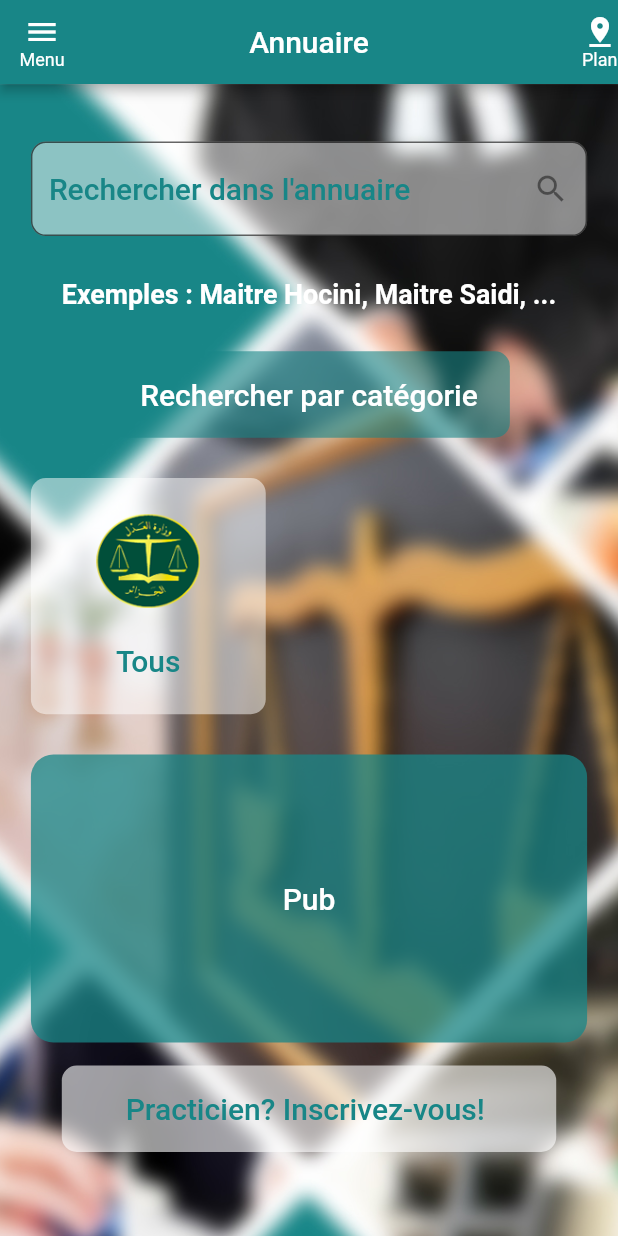
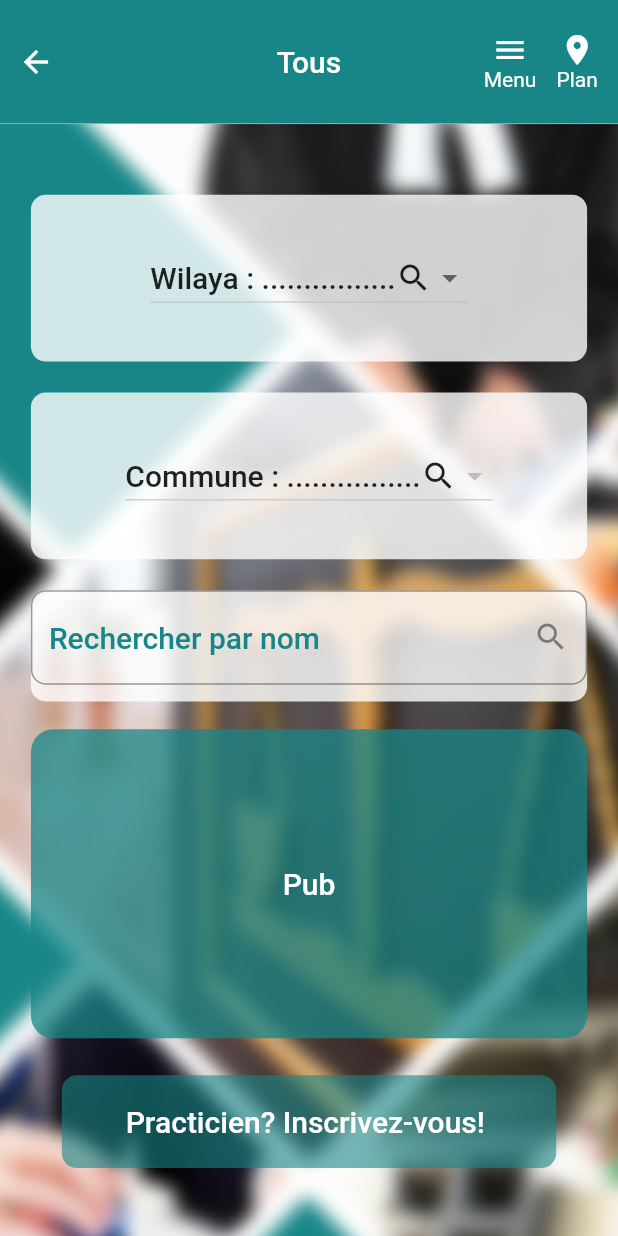
Before and after one commit to kacemws/justice_dz, a Flutter app: the screen it shows after launch, after a tap on "Tous", on a phone screen of 412 x 824 dp. Run offline on Flutter 3.47's test engine with Material 2 defaults, Android fonts, the phone set to English and light mode, and no system bars; our stand-ins replace cloud_firestore, flare_flutter, shared_preferences; accounts and stored records are empty.

Commit message:
fixed some search issues, added a screen where users can select the state after selecting the category, fixed some issues in the custom made appbar, the category item can now be selected...

```diff
--- a/lib/main.dart
+++ b/lib/main.dart
@@ -2,6 +2,7 @@ import 'package:flutter/material.dart';
 import 'package:flutter/services.dart';
 import 'package:justice_dz/models/Justicedz.dart';
 import 'package:justice_dz/presentation/screens/LandingPage.dart';
+import 'package:justice_dz/presentation/screens/LocationSelector.dart';
 import 'package:justice_dz/presentation/screens/MainHomePage.dart';
 import 'package:justice_dz/presentation/screens/Settings.dart';
 import 'package:justice_dz/presentation/screens/SignupScreen.dart';
@@ -69,7 +70,8 @@ class MyApp extends StatelessWidget {
         routes: {
           '/' : (context)=> SplashScreen(),
           MainHomePage.route : (context) => MainHomePage(),
-          SignupScreen.route : (context) =>SignupScreen(),
+          SignupScreen.route : (context) => SignupScreen(),
+          WilayaSelector.route : (context) => WilayaSelector(),
           PersonDetails.route : (context)=> PersonDetails(),
           Settings.route : (context)=> Settings()
         },
--- a/lib/models/Justicedz.dart
+++ b/lib/models/Justicedz.dart
@@ -29,6 +29,7 @@ class Justicedz with ChangeNotifier{
 
   Wilaya selectedWilaya;
   Categorie selectedCategorie;
+  String keywords = "";
 
   List<Person> peoples = [];
 
@@ -52,10 +53,22 @@ class Justicedz with ChangeNotifier{
 
     List<Person> aux = [];
 
+    if(keywords != ""){
+      peoples.forEach((person){
+        if((person.nom+ " "+ person.prenom).contains(keywords)) aux.add(person);
+      });
+      return aux;
+    }
+
+
     print("doing a check");
+    print(selectedCategorie.id);
+    print(selectedWilaya.id);
+
     if(selectedCategorie == getCategorieById("all") && selectedWilaya == getWilayaById("all")){
       return allPeople();
     }
+
     print("not all selected");
 
     if(selectedCategorie == getCategorieById("all")){
--- a/lib/presentation/items/CatItem.dart
+++ b/lib/presentation/items/CatItem.dart
@@ -7,6 +7,9 @@ import 'package:provider/provider.dart';
 
 
 class CatItem extends StatelessWidget {
+  final Function handler;
+
+  CatItem({@required this.handler});
 
   @override
   Widget build(BuildContext context) {
@@ -17,7 +20,7 @@ class CatItem extends StatelessWidget {
 
       builder :(_,constraint)=>GestureDetector(
         onTap: (){
-          //TODO
+          handler(cat);
         },
         child: Container(
           height: constraint.maxHeight,
--- a/lib/presentation/screens/LandingPage.dart
+++ b/lib/presentation/screens/LandingPage.dart
@@ -7,9 +7,11 @@ import 'package:justice_dz/models/data/Categorie.dart';
 import 'package:justice_dz/models/data/Commune.dart';
 import 'package:justice_dz/models/data/Wilaya.dart';
 import 'package:justice_dz/presentation/items/CatItem.dart';
+import 'package:justice_dz/presentation/screens/LocationSelector.dart';
 import 'package:justice_dz/presentation/screens/MainHomePage.dart';
 import 'package:justice_dz/presentation/screens/SignupScreen.dart';
 import 'package:justice_dz/presentation/tools/CustomDrawer.dart';
+import 'package:justice_dz/presentation/tools/Pub.dart';
 import 'package:provider/provider.dart';
 
 import 'package:justice_dz/models/Justicedz.dart';
@@ -24,6 +26,7 @@ class _LandingPageState extends State<LandingPage> {
   Wilaya selectedWilaya;
   Categorie selectedCategorie;
   Commune selectedCommune;
+  String keywords;
   List<Commune> empty = [];
   final GlobalKey<ScaffoldState> _scaffoldKey = new GlobalKey<ScaffoldState>();
   final _formKey = GlobalKey<FormState>();
@@ -39,7 +42,24 @@ class _LandingPageState extends State<LandingPage> {
 
   @override
   Widget build(BuildContext context) {
+    var provider = Provider.of<Justicedz>(context);
 
+    void _saveFields(){
+
+      FocusScope.of(context).unfocus();
+
+      var isValid = _formKey.currentState.validate();
+
+      if(!isValid) return;
+
+      _formKey.currentState.save();
+      provider.keywords = keywords;
+      Navigator.of(context).pushNamed(
+        MainHomePage.route
+      );
+
+
+    }
 
     var _appBar = AppBar(
       title: Text("Annuaire"),
@@ -86,8 +106,14 @@ class _LandingPageState extends State<LandingPage> {
     var _height = MediaQuery.of(context).size.height - MediaQuery.of(context).padding.top - MediaQuery.of(context).padding.bottom - _appBar.preferredSize.height;
     var _width = MediaQuery.of(context).size.width;
 
-    var provider = Provider.of<Justicedz>(context);
     List<Categorie> categories = provider.allCategories();
+
+    void chooseCat(Categorie selected){
+      provider.selectedCategorie = selected;
+      Navigator.of(context).pushNamed(
+        WilayaSelector.route
+      );
+    }
 
     return SafeArea(
 
@@ -132,6 +158,7 @@ class _LandingPageState extends State<LandingPage> {
 
                   child : Form(
                     key: _formKey,
+                    child: SingleChildScrollView(
                       child: Column(
 
                         crossAxisAlignment: CrossAxisAlignment.center,
@@ -169,7 +196,7 @@ class _LandingPageState extends State<LandingPage> {
                             ),
 
                             onFieldSubmitted: (_){
-                            // FocusScope.of(context).requestFocus(passwordField); // move to the other textfield
+                              _saveFields();
                             },
 
                             validator: (value){
@@ -178,6 +205,7 @@ class _LandingPageState extends State<LandingPage> {
                             },
 
                             onSaved: (value){
+                              keywords = value;
                               // _userInfos["email"] = value;
                             },
 
@@ -187,12 +215,13 @@ class _LandingPageState extends State<LandingPage> {
 
                           title(context, "Exemples : Maitre Hocini, Maitre Saidi, ...", _height, _width),
                           optionButton(_height, _width),
-                        listOfCats(_height, _width, categories),
+                          listOfCats(_height, _width, categories, chooseCat),
                           // Expanded(child: SizedBox()),
-                        pub(_height,_width),
+                          Pub(height : _height, width : _width),
                           signupButton(_height, _width),
 
                         ],
+                      ),
                     ),
                   ),
                 ),
@@ -295,7 +324,7 @@ class _LandingPageState extends State<LandingPage> {
     );
   }
 
-  Widget listOfCats(double height, double width, List<Categorie> cats){
+  Widget listOfCats(double height, double width, List<Categorie> cats, Function handler){
     return Container(
       height: height *0.225,
 
@@ -323,7 +352,7 @@ class _LandingPageState extends State<LandingPage> {
 
             child: ChangeNotifierProvider.value(
               value: cats[index],
-              child: CatItem(),
+              child: CatItem(handler : handler),
             ),
 
           );
@@ -333,30 +362,4 @@ class _LandingPageState extends State<LandingPage> {
     );
   }
 
-  Widget pub(double height, double width){
-    return Container(
-
-      height: height * 0.25,
-      width : width,
-
-      margin: EdgeInsets.symmetric(
-        // vertical: height *0.01,
-        // horizontal: width * 0.05
-      ),
-
-
-      decoration: BoxDecoration(
-        color: Theme.of(context).primaryColor.withOpacity(0.75),
-        borderRadius: BorderRadius.circular(15)
-      ),
-      alignment: Alignment.center,
-      child: Text(
-        "Pub",
-        style: Theme.of(context).textTheme.title.copyWith(
-          color: Colors.white
-        )
-      ),
-
-    );
 }
-}
--- /dev/null
+++ b/lib/presentation/screens/LocationSelector.dart
@@ -0,0 +1,310 @@
+
+
+import 'package:flutter/material.dart';
+import 'package:justice_dz/models/Justicedz.dart';
+import 'package:justice_dz/models/data/Commune.dart';
+import 'package:justice_dz/models/data/Wilaya.dart';
+import 'package:justice_dz/presentation/screens/MainHomePage.dart';
+import 'package:justice_dz/presentation/tools/CustomAppBar.dart';
+import 'package:justice_dz/presentation/tools/CustomDrawer.dart';
+import 'package:justice_dz/presentation/tools/Pub.dart';
+import 'package:provider/provider.dart';
+
+import 'SignupScreen.dart';
+
+class WilayaSelector extends StatefulWidget {
+  static final route = "/location-selector";
+  @override
+  _WilayaSelectorState createState() => _WilayaSelectorState();
+}
+
+class _WilayaSelectorState extends State<WilayaSelector> {
+
+  final GlobalKey<ScaffoldState> _scaffoldKey = new GlobalKey<ScaffoldState>();
+  Wilaya selectedWilaya;
+  Commune selectedCommune;
+  @override
+  Widget build(BuildContext context) {
+
+    var provider = Provider.of<Justicedz>(context);
+    var wilayas = provider.allWilayas();
+
+
+
+    setW(Wilaya newOne){
+      setState(() {
+        selectedWilaya = newOne;
+      });
+      if(selectedWilaya.nom == "Tous"){
+        provider.selectedWilaya = selectedWilaya;
+        provider.keywords = "";
+        Navigator.of(context).pushNamed(MainHomePage.route);
+      }
+    }
+
+    setC(Commune newOne){
+      setState(() {
+        selectedCommune = newOne;
+      });
+      provider.selectedWilaya = selectedWilaya;
+      provider.keywords = "";
+      Navigator.of(context).pushNamed(
+        MainHomePage.route
+      );
+    }
+
+    var _height = MediaQuery.of(context).size.height - MediaQuery.of(context).padding.top - MediaQuery.of(context).padding.bottom;
+    var _width = MediaQuery.of(context).size.width;
+
+    return SafeArea(
+
+      left: true,
+      right : true,
+      bottom : true,
+      top : true,
+
+      child: Scaffold(
+        key: _scaffoldKey,
+        backgroundColor: Colors.grey[50],
+        drawer: CustomDrawer(),
+
+        body: Container(
+          height: _height,
+          width: _width,
+
+          child: SingleChildScrollView(
+            child: Stack(
+              children: <Widget>[
+
+                Column(
+                  children: <Widget>[
+
+                    SizedBox(
+                      width: _width,
+                      height: _height *0.1,
+                    ),
+
+                    Image.asset(
+                      "assets/justice-b.jpg",
+                      height: _height *0.9,
+                      width: _width,
+                      fit: BoxFit.cover,
+                    ),
+
+                  ],
+                ),
+
+                Column(
+                  children: <Widget>[
+
+                    CustomAppBar(width: _width, height: _height, scaffoldKey: _scaffoldKey, text : provider.selectedCategorie.nom),
+                    Container(
+                      height: _height *0.9,
+                      width: _width,
+                      child: Column(
+                        children: <Widget>[
+
+                          SizedBox(
+                            height: _height *0.9 *0.05,
+                            width: _width,
+                          ),
+
+                          wilayaDropDown(_height, _width,wilayas, selectedWilaya, setW),
+
+                          columnDropDown(_height, _width,selectedWilaya, selectedCommune, setC),
+                          findByName(_height, _width),
+
+                          Pub(height : _height, width : _width),
+
+                          signupButton(_height,_width)
+
+                        ],
+                      ),
+                    )
+
+                  ],
+                ),
+
+              ],
+            ),
+          ),
+        ),
+      ),
+    );
+  }
+
+  Widget columnDropDown(double height, double width, Wilaya selected, Commune selectedC, Function handler) {
+    return Container(
+      height: height *0.9 *0.15,
+      width: width,
+      margin: EdgeInsets.symmetric(
+        horizontal: width * 0.05,
+        vertical: height *0.0125
+      ),
+      decoration: BoxDecoration(
+        color: Colors.white.withOpacity(0.8),
+        borderRadius: BorderRadius.circular(10)
+      ),
+
+      alignment: Alignment.center,
+      child: DropdownButton<Commune>(
+
+        hint: Row(
+          mainAxisAlignment: MainAxisAlignment.spaceBetween,
+          children: <Widget>[
+            Text("Commune : ................", style: Theme.of(context).textTheme.title, textAlign: TextAlign.start),
+            Icon(Icons.search)
+          ],
+        ),
+        value:selectedC,
+
+        onChanged: (value){
+          handler(value);
+        },
+
+        items: selected == null? [] : selected.communes.map((Commune commune){
+          return DropdownMenuItem<Commune>(
+            value: commune,
+            child: Text(commune.nom, style: Theme.of(context).textTheme.title)
+          );
+        }).toList(),
+
+      ),
+    );
+  }
+
+  Widget wilayaDropDown(double height, double width, List<Wilaya> wilayas, Wilaya selected, Function handler) {
+    return Container(
+      height: height *0.9 *0.15,
+      width: width,
+      margin: EdgeInsets.symmetric(
+        horizontal: width * 0.05,
+        vertical: height *0.0125
+      ),
+      decoration: BoxDecoration(
+        color: Colors.white.withOpacity(0.8),
+        borderRadius: BorderRadius.circular(10)
+      ),
+
+      alignment: Alignment.center,
+      child: DropdownButton<Wilaya>(
+
+        hint: Row(
+          mainAxisAlignment: MainAxisAlignment.spaceBetween,
+          children: <Widget>[
+            Text("Wilaya : ................", style: Theme.of(context).textTheme.title, textAlign: TextAlign.start),
+            Icon(Icons.search)
+          ],
+        ),
+        value:selected,
+
+        onChanged: (value){
+          print(value.nom);
+          handler(value);
+        },
+
+        items: wilayas.map((Wilaya wilaya){
+          return DropdownMenuItem<Wilaya>(
+            value: wilaya,
+            child: Text(wilaya.nom, style: Theme.of(context).textTheme.title)
+          );
+        }).toList(),
+
+      ),
+    );
+  }
+
+  Widget signupButton(double _height, double _width){
+    return GestureDetector(
+      onTap: (){
+        Navigator.of(context).pushNamed(
+          SignupScreen.route
+        );
+      },
+      child: Container(
+
+        height: _height * 0.075,
+        width: _width * 0.8,
+
+        margin: EdgeInsets.symmetric(
+          horizontal: _width *0.05,
+          vertical: _height *0.02,
+        ),
+
+        decoration: BoxDecoration(
+          color: Theme.of(context).primaryColor.withOpacity(0.6),
+          borderRadius: BorderRadius.circular(10),
+        ),
+        alignment: Alignment.center,
+        child: FittedBox(
+          fit: BoxFit.scaleDown,
+          child: Text(
+            "Practicien? Inscrivez-vous! ",
+            style: Theme.of(context).textTheme.title.copyWith(
+              color: Colors.white
+            ),
+          )
+        ),
+      ),
+    );
+  }
+
+  Widget findByName(double height, double width){
+    return Container(
+      height: height *0.9 *0.1,
+      width: width,
+      margin: EdgeInsets.symmetric(
+        horizontal: width * 0.05,
+        vertical: height *0.0125
+      ),
+      decoration: BoxDecoration(
+        color: Colors.white.withOpacity(0.8),
+        borderRadius: BorderRadius.circular(10)
+      ),
+
+      child: TextFormField(
+
+        cursorColor: Theme.of(context).primaryColor,
+
+        decoration: InputDecoration(
+
+          suffixIcon: Icon(
+            Icons.search
+          ),
+
+          hintText: "Rechercher par nom",
+
+          hintStyle: Theme.of(context).textTheme.title.copyWith(
+            color: Theme.of(context).primaryColor,
+          ),
+
+
+          border: OutlineInputBorder(
+            borderRadius: BorderRadius.circular(10),
+            borderSide: BorderSide(
+              color: Theme.of(context).primaryColor,
+              width: 1.5
+            )
+          )
+        ),
+
+        onFieldSubmitted: (_){
+          // FocusScope.of(context).requestFocus(passwordField); // move to the other textfield
+        },
+
+        validator: (value){
+          if(value.isEmpty) return "Veuillez Introduire Un Nom Valide";
+          return null;
+        },
+
+        onSaved: (value){
+          // _userInfos["email"] = value;
+        },
+
+        keyboardType: TextInputType.text,
+        textInputAction: TextInputAction.search,
+      ),
+    );
+  }
+
+}
--- a/lib/presentation/screens/MainHomePage.dart
+++ b/lib/presentation/screens/MainHomePage.dart
@@ -2,6 +2,7 @@
 
 import 'package:flutter/material.dart';
 import 'package:justice_dz/presentation/tools/BottomNavigation.dart';
+import 'package:justice_dz/presentation/tools/CustomAppBar.dart';
 import 'package:justice_dz/presentation/tools/CustomDrawer.dart';
 import 'package:provider/provider.dart';
 
@@ -17,7 +18,7 @@ class MainHomePage extends StatefulWidget {
 
 class _MainHomePageState extends State<MainHomePage> {
   int current;
-
+  final GlobalKey<ScaffoldState> _scaffoldKey = new GlobalKey<ScaffoldState>();
   @override
   void initState() {
 
@@ -40,12 +41,8 @@ class _MainHomePageState extends State<MainHomePage> {
 
   @override
   Widget build(BuildContext context) {
-    var _appBar = AppBar(
-      title: Text("Justice DZ"),
-      centerTitle: true,
-      elevation: 3,
-    );
-    var _height = MediaQuery.of(context).size.height - MediaQuery.of(context).padding.top - MediaQuery.of(context).padding.bottom - _appBar.preferredSize.height;
+    var _height = MediaQuery.of(context).size.height - MediaQuery.of(context).padding.top - MediaQuery.of(context).padding.bottom;
+    var _width = MediaQuery.of(context).size.width;
 
     return SafeArea(
 
@@ -55,15 +52,20 @@ class _MainHomePageState extends State<MainHomePage> {
       left:true,
 
       child: Scaffold(
+        key: _scaffoldKey,
         drawer: CustomDrawer(),
-        appBar: _appBar,
         body: Center(
           child: Consumer<Justicedz>(
-            builder: (context, wasseli,_) {
-              if(wasseli.loaded) return Container(
-                height: _height *0.9,
-                width: double.infinity,
-                child: bodyBuilder()
+            builder: (context, provider,_) {
+              if(provider.loaded) return Column(
+                children: <Widget>[
+                  CustomAppBar(width: _width, height: _height, text: provider.selectedCategorie != null? provider.selectedCategorie.nom : "Tous", scaffoldKey: _scaffoldKey),
+                  Container(
+                    height: _height *0.8,
+                    width: double.infinity,
+                    child: bodyBuilder()
+                  ),
+                ],
               );
               return CircularProgressIndicator();
             }
--- a/lib/presentation/screens/SignupScreen.dart
+++ b/lib/presentation/screens/SignupScreen.dart
@@ -108,7 +108,7 @@ class _SignupScreenState extends State<SignupScreen> {
                 Column(
                   children: <Widget>[
 
-                    CustomAppBar(width: _width, height: _height, scaffoldKey: _scaffoldKey,),
+                    CustomAppBar(width: _width, height: _height, scaffoldKey: _scaffoldKey,text: "Demande d'inscription",),
 
                     Stack(
 
--- a/lib/presentation/tools/CustomAppBar.dart
+++ b/lib/presentation/tools/CustomAppBar.dart
@@ -5,11 +5,13 @@ class CustomAppBar extends StatelessWidget {
   const CustomAppBar({
     @required double width,
     @required double height,
+    @required this.text,
     @required this.scaffoldKey
   }) : _width = width, _height = height;
 
   final double _width;
   final double _height;
+  final String text;
   final GlobalKey<ScaffoldState> scaffoldKey;
 
   @override
@@ -27,6 +29,7 @@ class CustomAppBar extends StatelessWidget {
           Container(
             width: _width *0.25,
             height: _height *0.1,
+            alignment: Alignment.centerLeft,
             child: IconButton(
               icon: Icon(Icons.arrow_back, color: Colors.white),
               onPressed: (){
@@ -39,7 +42,7 @@ class CustomAppBar extends StatelessWidget {
             child: Center(
               child: FittedBox(
                 fit: BoxFit.scaleDown,
-                child: Text("Demande d'inscription", style: Theme.of(context).textTheme.title.copyWith(color: Colors.white),),
+                child: Text(text, style: Theme.of(context).textTheme.title.copyWith(color: Colors.white),),
               ),
             )
           ),
--- /dev/null
+++ b/lib/presentation/tools/Pub.dart
@@ -0,0 +1,37 @@
+import 'package:flutter/material.dart';
+
+class Pub extends StatelessWidget {
+
+  final double height;
+  final double width;
+
+  Pub({@required this.height, @required this.width});
+
+  @override
+  Widget build(BuildContext context) {
+    return Container(
+
+      height: height * 0.25,
+      width : width,
+
+      margin: EdgeInsets.symmetric(
+        vertical: height *0.01,
+        horizontal: width * 0.05
+      ),
+
+
+      decoration: BoxDecoration(
+        color: Theme.of(context).primaryColor.withOpacity(0.75),
+        borderRadius: BorderRadius.circular(15)
+      ),
+      alignment: Alignment.center,
+      child: Text(
+        "Pub",
+        style: Theme.of(context).textTheme.title.copyWith(
+          color: Colors.white
+        )
+      ),
+
+    );
+  }
+}
```
Lines whose indentation alone changed are shown as unchanged.
